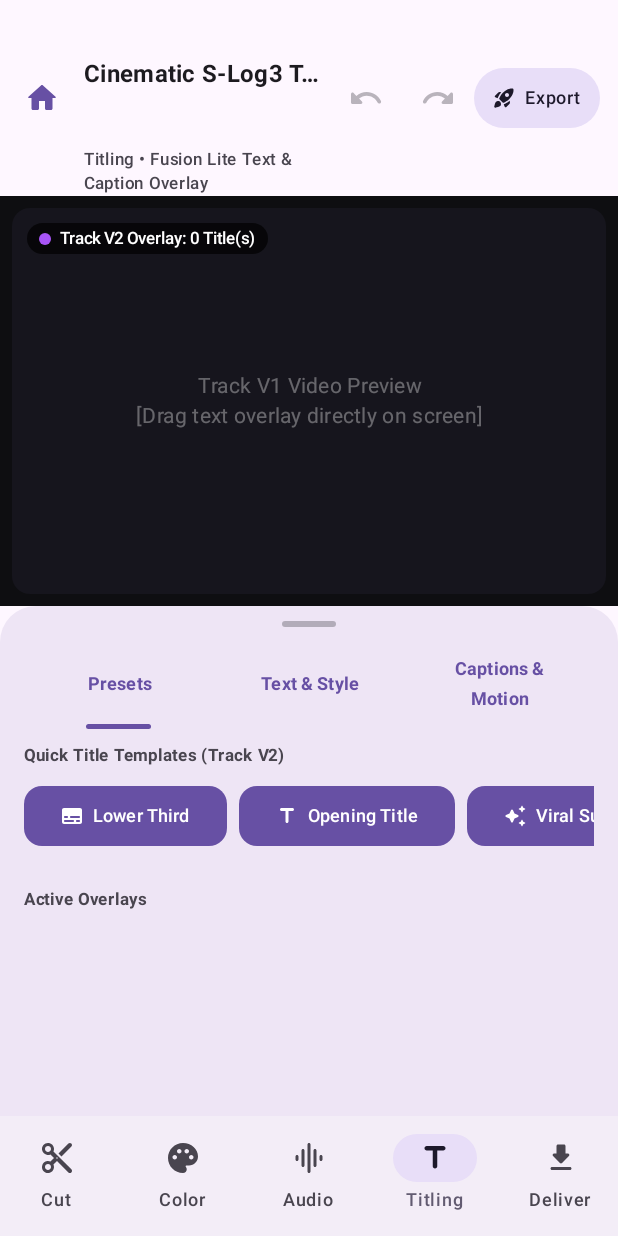
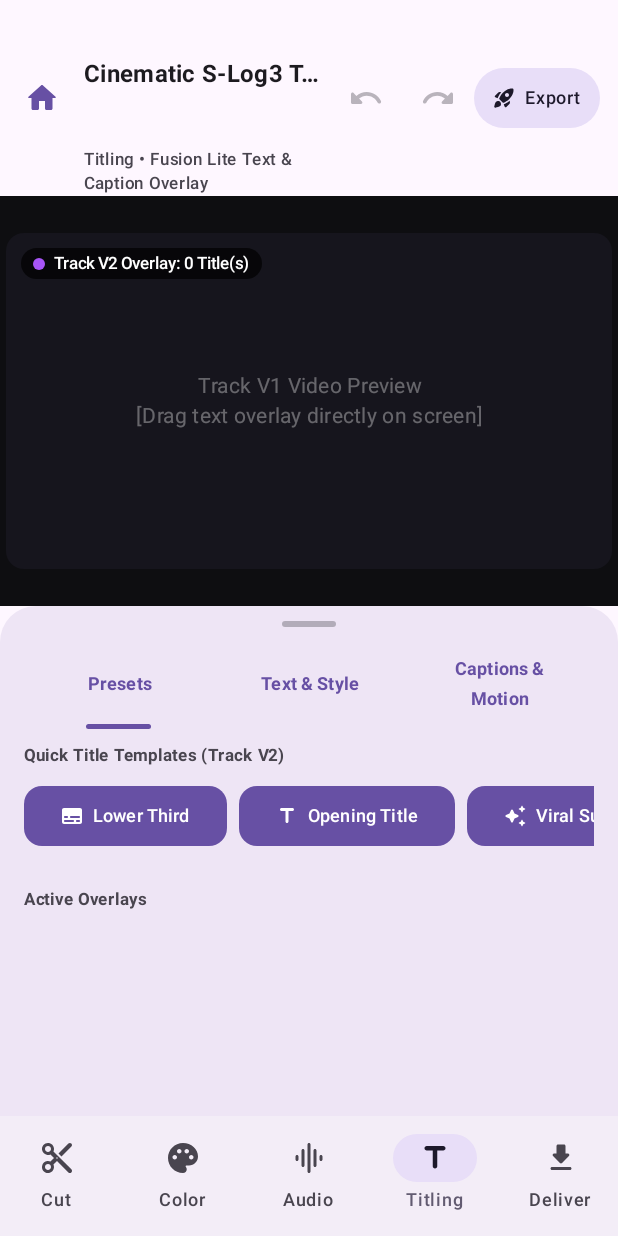
Before and after one commit to falasyam/Arunika, an Android app built with Jetpack Compose: the composable ArunikaEditorShell called with sample values from the repository, item 4 of the bottom bar chosen, on a phone screen of 412 x 824 dp. Run offline under Robolectric (Android 15) with nearby library versions, the phone set to English and light mode, and no system bars.

Commit message:
feat(ui): dynamic aspect ratio monitor and live color/titling overlays on Cut Page
- Support dynamic aspect ratio formatting (16:9, 9:16, 1:1, 4:5, 21:9) across Cut, Color, and Titling screens
- Display ColorGradingOverlay on CutScreen monitor for real-time grading feedback
- Render Track V2 title, subtitle, and word-highlight captions on CutScreen viewport
- Add active aspect ratio badge indicator on video HUD
- Enable background video preview on Fusion Lite Titling screen

```diff
--- a/app/src/main/java/com/falasyam/arunika/model/AppState.kt
+++ b/app/src/main/java/com/falasyam/arunika/model/AppState.kt
@@ -54,7 +54,10 @@ enum class AspectRatioMode(
     CLASSIC_4_3("4:3 Retro / iPad Academy", 1440, 1080, 4, 3, false, "Retro / TV / iPad"),
     UNIVISIUM_2_1("2:1 (18:9) Univisium / Netflix", 2160, 1080, 2, 1, false, "Netflix / Streaming"),
     ANAMORPHIC_21_9("21:9 (2.39:1) Scope Widescreen", 2560, 1080, 21, 9, false, "Ultra-wide Cinema"),
-    CUSTOM("Custom Width & Height", 1920, 1080, 0, 0, false, "Custom Dimensions")
+    CUSTOM("Custom Width & Height", 1920, 1080, 0, 0, false, "Custom Dimensions");
+
+    val ratioFloat: Float
+        get() = if (heightRatio > 0 && widthRatio > 0) widthRatio.toFloat() / heightRatio.toFloat() else defaultWidth.toFloat() / defaultHeight.toFloat()
 }
 
 /**
--- a/app/src/main/java/com/falasyam/arunika/ui/ArunikaMainShell.kt
+++ b/app/src/main/java/com/falasyam/arunika/ui/ArunikaMainShell.kt
@@ -306,6 +306,9 @@ fun ArunikaEditorShell(
                             ArunikaTab.CUT -> CutScreen(
                                 initialClips = project.videoClips,
                                 initialAudioClips = project.audioClips,
+                                aspectRatio = project.aspectRatio,
+                                colorStudioState = colorStudioState,
+                                titlingState = titlingState,
                                 currentVideoUri = currentVideoUri,
                                 onVideoUriChanged = { currentVideoUri = it },
                                 isPlaying = isPlaying,
@@ -313,6 +316,7 @@ fun ArunikaEditorShell(
                             )
                             ArunikaTab.COLOR -> ColorStudioScreen(
                                 state = colorStudioState,
+                                aspectRatio = project.aspectRatio,
                                 videoUri = currentVideoUri,
                                 isPlaying = isPlaying,
                                 onTogglePlay = { isPlaying = !isPlaying },
@@ -321,7 +325,11 @@ fun ArunikaEditorShell(
                                 }
                             )
                             ArunikaTab.AUDIO -> AudioScreen(state = audioState)
-                            ArunikaTab.TITLING -> TitlingScreen(titlingState = titlingState)
+                            ArunikaTab.TITLING -> TitlingScreen(
+                                titlingState = titlingState,
+                                aspectRatio = project.aspectRatio,
+                                videoUri = currentVideoUri
+                            )
                             ArunikaTab.DELIVER -> DeliverScreen(state = deliverState)
                         }
                     }
--- a/app/src/main/java/com/falasyam/arunika/ui/screens/CutScreen.kt
+++ b/app/src/main/java/com/falasyam/arunika/ui/screens/CutScreen.kt
@@ -30,10 +30,12 @@ import androidx.compose.ui.hapticfeedback.HapticFeedbackType
 import androidx.compose.ui.text.font.FontFamily
 import androidx.compose.ui.text.font.FontWeight
 import androidx.compose.ui.text.style.TextOverflow
+import androidx.compose.ui.unit.IntOffset
 import androidx.compose.ui.unit.dp
 import androidx.compose.ui.unit.sp
-import com.falasyam.arunika.model.ClipMediaType
-import com.falasyam.arunika.model.TimelineClip
+import kotlin.math.roundToInt
+import com.falasyam.arunika.model.*
+import com.falasyam.arunika.ui.components.ColorGradingOverlay
 import com.falasyam.arunika.ui.components.VideoPlayerView
 
 /**
@@ -47,6 +49,9 @@ import com.falasyam.arunika.ui.components.VideoPlayerView
 fun CutScreen(
     initialClips: List<TimelineClip> = emptyList(),
     initialAudioClips: List<TimelineClip> = emptyList(),
+    aspectRatio: AspectRatioMode = AspectRatioMode.CINEMA_16_9,
+    colorStudioState: ColorStudioState? = null,
+    titlingState: TitlingState? = null,
     currentVideoUri: String? = null,
     onVideoUriChanged: (String?) -> Unit = {},
     currentTimeMs: Long = 0L,
@@ -201,9 +206,9 @@ fun CutScreen(
             .fillMaxSize()
             .background(MaterialTheme.colorScheme.background)
     ) {
-        // ========================================================
+        // ============================================
         // 1. AREA MONITOR PREVIEW VIDEO & HUD
-        // ========================================================
+        // ============================================
         Box(
             modifier = Modifier
                 .fillMaxWidth()
@@ -211,21 +216,91 @@ fun CutScreen(
                 .background(Color(0xFF0F0F11)),
             contentAlignment = Alignment.Center
         ) {
-            // Bingkai aspek rasio video (16:9)
+            val ratio = aspectRatio.ratioFloat
+
+            // Bingkai aspek rasio video responsif (16:9, 9:16, 1:1, 4:5, 21:9)
             Box(
                 modifier = Modifier
-                    .aspectRatio(16f / 9f)
-                    .fillMaxHeight(0.85f)
+                    .padding(8.dp)
+                    .aspectRatio(ratio, matchHeightConstraintsFirst = aspectRatio.isVertical)
+                    .fillMaxHeight(if (aspectRatio.isVertical) 0.94f else 0.88f)
                     .clip(RoundedCornerShape(12.dp))
                     .background(Color(0xFF1E1E24)),
                 contentAlignment = Alignment.Center
             ) {
-                // Tampilan preview video nyata menggunakan VideoView
+                // Tampilan preview video nyata menggunakan ExoPlayer
                 VideoPlayerView(
                     uri = currentVideoUri,
                     isPlaying = isPlaying,
                     modifier = Modifier.fillMaxSize()
                 )
+
+                // 1. Real-time Color Grading Effect Overlay (Wheels, LUT, CST, Luma)
+                if (colorStudioState != null) {
+                    ColorGradingOverlay(
+                        state = colorStudioState,
+                        isBypassed = false,
+                        modifier = Modifier.fillMaxSize()
+                    )
+                }
+
+                // 2. Real-time Track V2 Title / Subtitle Overlay dari Fusion Lite
+                titlingState?.elements?.forEach { element ->
+                    Box(
+                        modifier = Modifier
+                            .align(Alignment.Center)
+                            .offset {
+                                IntOffset(
+                                    (element.x * 240).roundToInt(),
+                                    (element.y * 160).roundToInt()
+                                )
+                            }
+                            .clip(RoundedCornerShape(6.dp))
+                            .background(Color(element.bgColor))
+                            .padding(horizontal = 10.dp, vertical = 4.dp)
+                    ) {
+                        if (element.wordHighlight) {
+                            Row(horizontalArrangement = Arrangement.spacedBy(4.dp)) {
+                                element.text.split(" ").forEachIndexed { i, word ->
+                                    Text(
+                                        text = word,
+                                        fontSize = (element.fontSize * 0.85f).sp,
+                                        fontWeight = FontWeight.Bold,
+                                        color = if (i == 1) Color(element.highlightColor) else Color(element.textColor)
+                                    )
+                                }
+                            }
+                        } else {
+                            Text(
+                                text = element.text,
+                                fontSize = (element.fontSize * 0.85f).sp,
+                                fontWeight = FontWeight.Bold,
+                                color = Color(element.textColor),
+                                fontFamily = when (element.font) {
+                                    TitleFont.SERIF -> FontFamily.Serif
+                                    TitleFont.MONO -> FontFamily.Monospace
+                                    else -> FontFamily.Default
+                                }
+                            )
+                        }
+                    }
+                }
+
+                // Badge Format Aspek Rasio di sudut kiri atas video
+                Surface(
+                    color = Color.Black.copy(alpha = 0.65f),
+                    shape = RoundedCornerShape(6.dp),
+                    modifier = Modifier
+                        .align(Alignment.TopStart)
+                        .padding(8.dp)
+                ) {
+                    Text(
+                        text = aspectRatio.label.substringBefore(" "),
+                        color = MaterialTheme.colorScheme.primary,
+                        style = MaterialTheme.typography.labelSmall.copy(fontWeight = FontWeight.Bold),
+                        modifier = Modifier.padding(horizontal = 6.dp, vertical = 3.dp)
+                    )
+                }
 
                 // Timestamp HUD di sudut video
                 Surface(
--- a/app/src/main/java/com/falasyam/arunika/ui/screens/TitlingScreen.kt
+++ b/app/src/main/java/com/falasyam/arunika/ui/screens/TitlingScreen.kt
@@ -17,6 +17,7 @@ import androidx.compose.material3.*
 import androidx.compose.runtime.*
 import androidx.compose.ui.Alignment
 import androidx.compose.ui.Modifier
+import androidx.compose.ui.draw.alpha
 import androidx.compose.ui.draw.clip
 import androidx.compose.ui.graphics.Color
 import androidx.compose.ui.input.pointer.pointerInput
@@ -29,6 +30,7 @@ import androidx.compose.ui.unit.IntOffset
 import androidx.compose.ui.unit.dp
 import androidx.compose.ui.unit.sp
 import com.falasyam.arunika.model.*
+import com.falasyam.arunika.ui.components.VideoPlayerView
 import kotlin.math.roundToInt
 
 /**
@@ -43,6 +45,8 @@ import kotlin.math.roundToInt
 @Composable
 fun TitlingScreen(
     titlingState: TitlingState = remember { TitlingState() },
+    aspectRatio: AspectRatioMode = AspectRatioMode.CINEMA_16_9,
+    videoUri: String? = null,
     modifier: Modifier = Modifier
 ) {
     val haptic = LocalHapticFeedback.current
@@ -66,14 +70,26 @@ fun TitlingScreen(
                 .background(Color(0xFF0E0E11)),
             contentAlignment = Alignment.Center
         ) {
+            val ratio = aspectRatio.ratioFloat
             Box(
                 modifier = Modifier
+                    .aspectRatio(ratio, matchHeightConstraintsFirst = aspectRatio.isVertical)
+                    .fillMaxHeight(if (aspectRatio.isVertical) 0.94f else 0.88f)
+                    .padding(4.dp)
+                    .clip(RoundedCornerShape(12.dp))
+                    .background(Color(0xFF16151D)),
+                contentAlignment = Alignment.Center
+            ) {
+                // Background video preview jika ada, atau placeholder
+                if (videoUri != null) {
+                    VideoPlayerView(
+                        uri = videoUri,
+                        isPlaying = false,
+                        modifier = Modifier
                             .fillMaxSize()
-                    .padding(8.dp)
-                    .clip(RoundedCornerShape(12.dp))
-                    .background(Color(0xFF16151D))
-            ) {
-                // Background video placeholder
+                            .alpha(0.6f)
+                    )
+                } else {
                     Text(
                         text = "Track V1 Video Preview\n[Drag text overlay directly on screen]",
                         color = Color.White.copy(alpha = 0.35f),
@@ -81,6 +97,7 @@ fun TitlingScreen(
                         style = MaterialTheme.typography.bodyMedium,
                         modifier = Modifier.align(Alignment.Center)
                     )
+                }
 
                 // Render all Title Elements as overlays
                 titlingState.elements.forEach { element ->
```
Also changed, not shown: app/src/main/java/com/falasyam/arunika/ui/ColorStudioScreen.kt (+6 -3 lines). Lines whose indentation alone changed are shown as unchanged.
